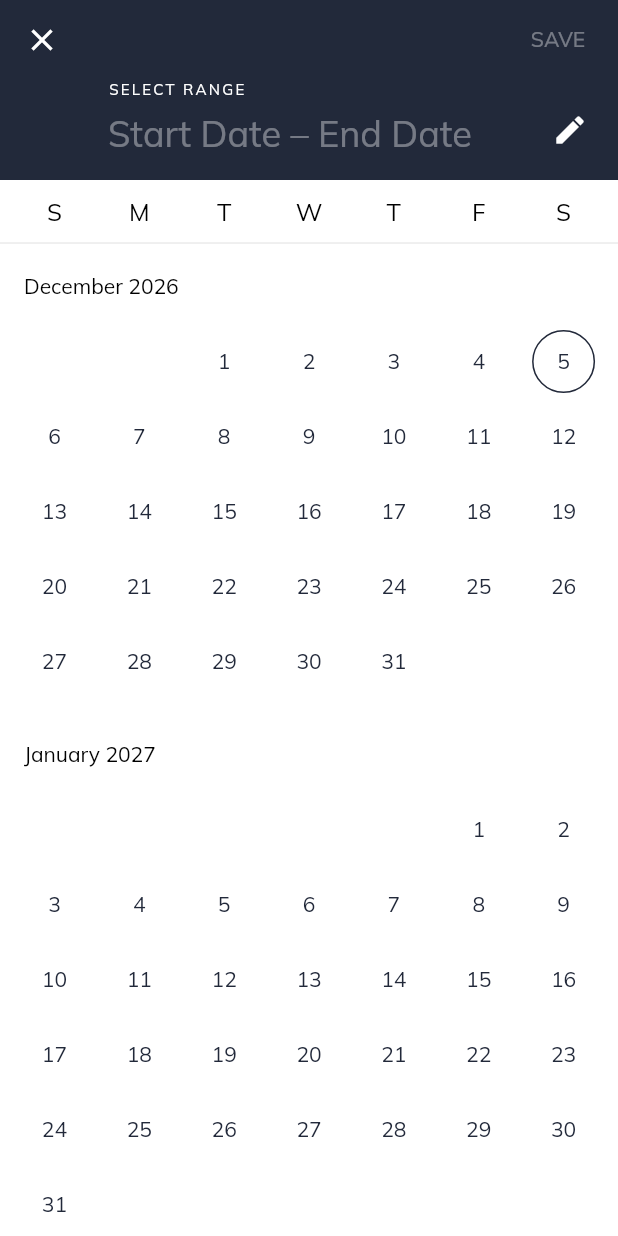
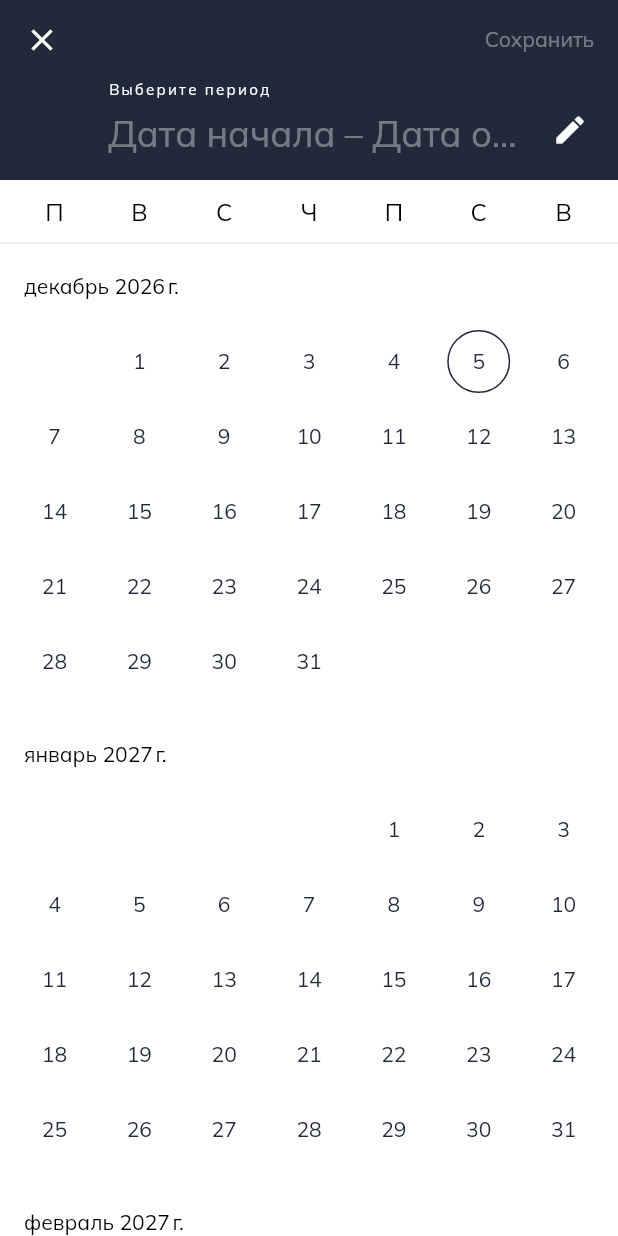
Before and after one commit to ltmstudio/personalGreenMobile, a Flutter app: the SelectDateRangeWidget widget shown alone on an empty page, opened directly, after a tap on "Выберите дату", on a phone screen of 412 x 824 dp. Run offline on Flutter 3.47's test engine with Material 3 defaults, Android fonts, the phone set to English and light mode, and no system bars; our stand-ins replace bloc, cached_network_image, dartz, dio, equatable, fl_chart and 12 more; missing offline and left inert: mobile_scanner; accounts and stored records are empty; network calls fail.

Commit message:
добавлена локализация для фильтра период

```diff
--- a/lib/presentation/pages/emloyee/organization_details/components/filter_organization_widget.dart
+++ b/lib/presentation/pages/emloyee/organization_details/components/filter_organization_widget.dart
@@ -100,6 +100,12 @@ class _FilterOrganizationWidgetState extends State<FilterOrganizationWidget> {
                         TextFieldTitle(
                           title: AppStrings.period,
                           child: SelectDateRangeWidget(
+                            firstDate: DateTime(
+                              2020,
+                            ), // Разрешаем выбирать даты с 2020 года
+                            lastDate: DateTime.now().add(
+                              const Duration(days: 365),
+                            ), // До года вперед
                             onDateRangeSelected: (v) {
                               setState(() {
                                 selectedDate = v;
--- a/lib/presentation/widgets/date_widgets/date_range_widget.dart
+++ b/lib/presentation/widgets/date_widgets/date_range_widget.dart
@@ -2,7 +2,7 @@ import 'package:flutter/material.dart';
 import 'package:hub_dom/core/constants/colors/app_colors.dart';
 import 'package:hub_dom/core/constants/strings/app_strings.dart';
 import 'package:intl/intl.dart';
-
+import 'package:flutter_localizations/flutter_localizations.dart';
 
 class SelectDateRangeWidget extends StatefulWidget {
   final DateTime? firstDate;
@@ -42,9 +42,14 @@ class _SelectDateRangeWidgetState extends State<SelectDateRangeWidget> {
         child: Row(
           mainAxisAlignment: MainAxisAlignment.spaceBetween,
           children: [
-            Text(formattedRange, style: Theme.of(context).textTheme.bodyMedium?.copyWith(
-              color:  selectedDateRange != null ? AppColors.primary : AppColors.gray
-            )),
+            Text(
+              formattedRange,
+              style: Theme.of(context).textTheme.bodyMedium?.copyWith(
+                color: selectedDateRange != null
+                    ? AppColors.primary
+                    : AppColors.gray,
+              ),
+            ),
             const Icon(Icons.calendar_today, size: 18, color: AppColors.gray),
           ],
         ),
@@ -61,10 +66,15 @@ class _SelectDateRangeWidgetState extends State<SelectDateRangeWidget> {
       lastDate: widget.lastDate ?? DateTime(2100),
       initialDateRange: selectedDateRange != null
           ? DateTimeRange(
-        start: selectedDateRange!.start,
-        end: selectedDateRange!.end,
-      )
+              start: selectedDateRange!.start,
+              end: selectedDateRange!.end,
+            )
           : null,
+      locale: const Locale('ru', 'RU'),
+      saveText: 'Сохранить',
+      confirmText: 'OK',
+      cancelText: 'Отмена',
+      helpText: 'Выберите период',
       builder: (context, child) {
         return Theme(
           data: Theme.of(context).copyWith(
--- a/pubspec.yaml
+++ b/pubspec.yaml
@@ -29,6 +29,8 @@ environment:
 # versions available, run `flutter pub outdated`.
 dependencies:
   flutter:
+    sdk: flutter
+  flutter_localizations:
     sdk: flutter
 
   # The following adds the Cupertino Icons font to your application.
```
Also changed, not shown: lib/app.dart (+17 -3 lines), pubspec.lock.
